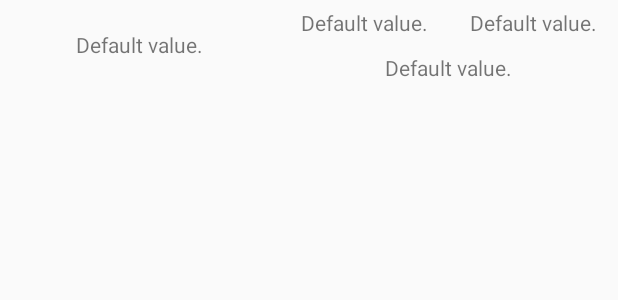
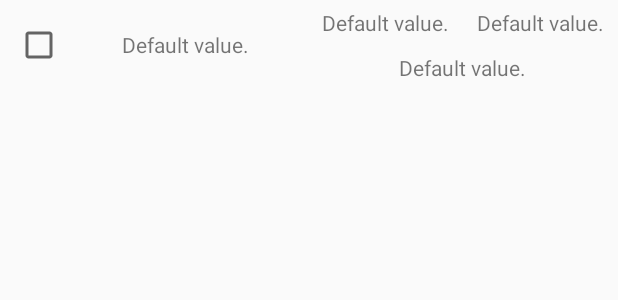
Before and after one commit to DenisNosov/TaskScheduler, an Android app: the layout task_layout.xml on its own in the app's theme, with its tools: preview values and no code run, on a phone screen of 412 x 824 dp. Shown: the top 300 px of the screen. Run offline under Robolectric (Android 15) with nearby library versions, the phone set to English and light mode, and no system bars.

Commit message:
Fixed some bugs, started doing mvp

```diff
--- /dev/null
+++ b/app/src/main/java/denis/dev/taskscheduler/MainActivity/IModel.java
@@ -0,0 +1,5 @@
+package denis.dev.taskscheduler.MainActivity;
+
+public interface IModel {
+
+}
--- a/app/src/main/java/denis/dev/taskscheduler/MainActivity/MainView.java
+++ b/app/src/main/java/denis/dev/taskscheduler/MainActivity/MainView.java
@@ -3,5 +3,6 @@ package denis.dev.taskscheduler.MainActivity;
 import com.arellomobile.mvp.MvpView;
 
 public interface MainView extends MvpView{
-
+    void onAddBtnClick();
+    void refreshListView();
 }
--- a/app/src/main/res/layout/task_layout.xml
+++ b/app/src/main/res/layout/task_layout.xml
@@ -5,6 +5,12 @@
     android:orientation="horizontal"
     android:weightSum="100"
     >
+
+    <CheckBox
+        android:layout_marginLeft="10dp"
+        android:id="@+id/chbDone"
+        android:layout_width="wrap_content"
+        android:layout_height="wrap_content"/>
 
     <TextView
         android:id="@+id/tvName"
```
Also changed, not shown: app/src/main/java/denis/dev/taskscheduler/Common/Task.java (+11 -1 lines), app/src/main/java/denis/dev/taskscheduler/Common/TaskAdapter.java (+7 -2 lines), app/src/main/java/denis/dev/taskscheduler/MainActivity/MainActivity.java (+11 -1 lines), app/src/main/java/denis/dev/taskscheduler/MainActivity/MainModel.java (+6 -1 lines).
